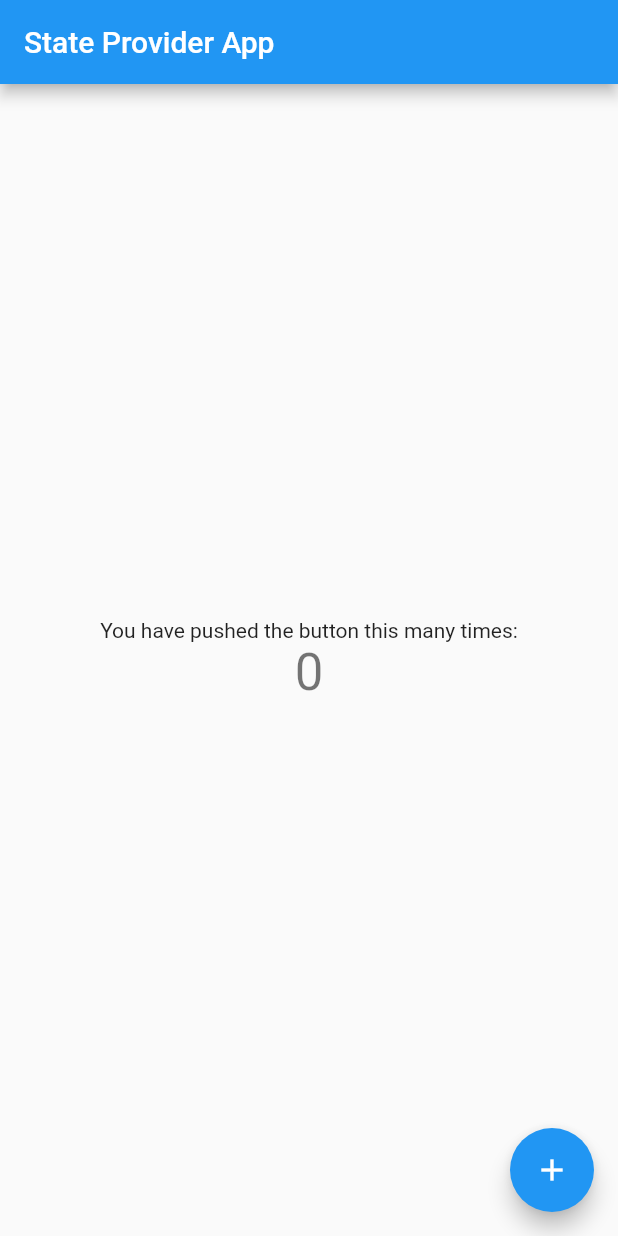
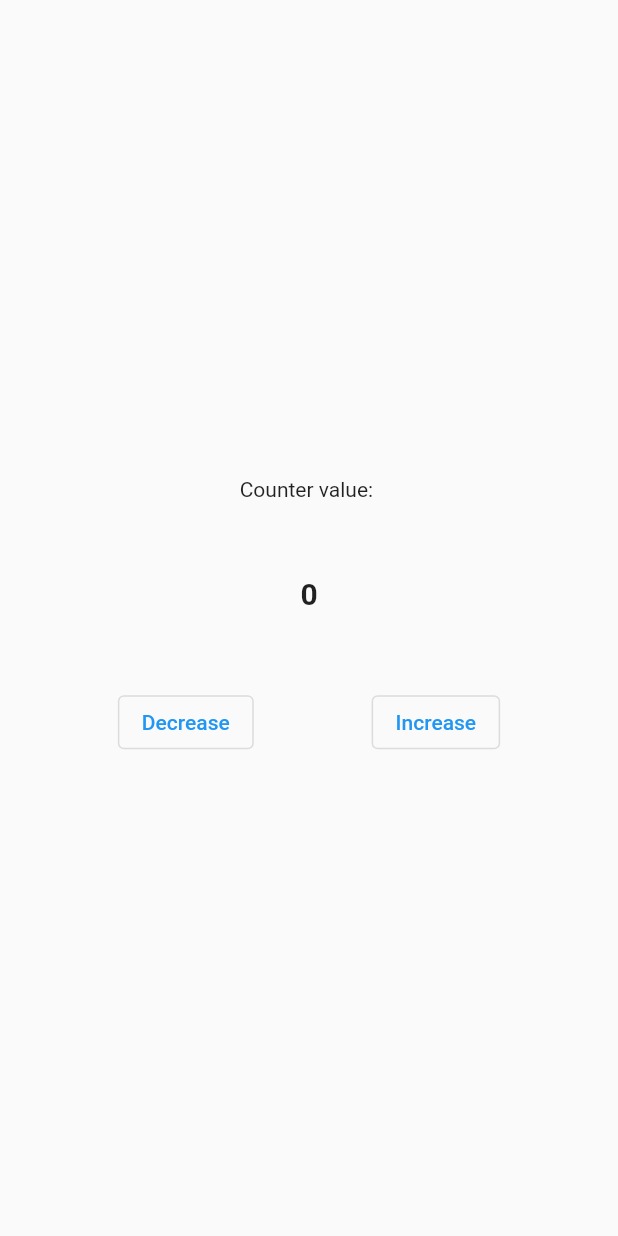
Before and after one commit to desdrianton/flutter_playground, a Flutter app: the screen it shows after launch, on a phone screen of 412 x 824 dp. Run offline on Flutter 3.47's test engine with Material 2 defaults, Android fonts, the phone set to English and light mode, and no system bars.

Commit message:
Basic Provider

```diff
--- /dev/null
+++ b/learn/state_provider/lib/_01_basic_provider/app.dart
@@ -0,0 +1,90 @@
+import 'package:flutter/cupertino.dart';
+import 'package:flutter/material.dart';
+import 'package:provider/provider.dart';
+
+class BasicProviderApp extends StatelessWidget {
+  const BasicProviderApp({Key? key}) : super(key: key);
+
+  @override
+  Widget build(BuildContext context) {
+    return ChangeNotifierProvider(
+      create: (context) => CounterModel(),
+      child: MaterialApp(
+        title: 'Basic Provider App',
+        home: MyPage(),
+      ),
+    );
+  }
+}
+
+class MyPage extends StatelessWidget {
+  MyPage() : super(key: UniqueKey());
+
+  @override
+  Widget build(BuildContext context) {
+    return Scaffold(
+      body: Center(
+        child: Column(
+          mainAxisAlignment: MainAxisAlignment.center,
+          children: [
+            const Text('Counter value: '),
+            const SizedBox(
+              height: 50,
+            ),
+            _counterInfo(),
+            const SizedBox(
+              height: 50,
+            ),
+            Row(
+              children: [_decreaseButton(context), _increaseButton(context)],
+              mainAxisAlignment: MainAxisAlignment.spaceEvenly,
+            ),
+          ],
+        ),
+      ),
+    );
+  }
+
+  Widget _counterInfo() {
+    return Consumer<CounterModel>(
+      builder: (context, counter, child) {
+        return Text(
+          '${counter.value}',
+          style: const TextStyle(fontSize: 20, fontWeight: FontWeight.bold),
+        );
+      },
+    );
+  }
+
+  Widget _decreaseButton(BuildContext context) {
+    return OutlinedButton(
+      onPressed: () {
+        context.read<CounterModel>().decrease();
+      },
+      child: const Text('Decrease'),
+    );
+  }
+
+  Widget _increaseButton(BuildContext context) {
+    return OutlinedButton(
+      onPressed: () {
+        context.read<CounterModel>().increase();
+      },
+      child: const Text('Increase'),
+    );
+  }
+}
+
+class CounterModel with ChangeNotifier {
+  int value = 0;
+
+  void increase() {
+    value++;
+    notifyListeners();
+  }
+
+  void decrease() {
+    value--;
+    notifyListeners();
+  }
+}
--- a/learn/state_provider/lib/app.dart
+++ /dev/null
@@ -1,63 +0,0 @@
-import 'package:flutter/material.dart';
-
-class StateProviderApp extends StatelessWidget {
-  const StateProviderApp({Key? key}) : super(key: key);
-
-  @override
-  Widget build(BuildContext context) {
-    return MaterialApp(
-      title: 'State Provider App',
-      theme: ThemeData(
-        primarySwatch: Colors.blue,
-      ),
-      home: const MyHomePage(title: 'State Provider App'),
-    );
-  }
-}
-
-class MyHomePage extends StatefulWidget {
-  const MyHomePage({Key? key, required this.title}) : super(key: key);
-
-  final String title;
-
-  @override
-  State<MyHomePage> createState() => _MyHomePageState();
-}
-
-class _MyHomePageState extends State<MyHomePage> {
-  int _counter = 0;
-
-  void _incrementCounter() {
-    setState(() {
-      _counter++;
-    });
-  }
-
-  @override
-  Widget build(BuildContext context) {
-    return Scaffold(
-      appBar: AppBar(
-        title: Text(widget.title),
-      ),
-      body: Center(
-        child: Column(
-          mainAxisAlignment: MainAxisAlignment.center,
-          children: <Widget>[
-            const Text(
-              'You have pushed the button this many times:',
-            ),
-            Text(
-              '$_counter',
-              style: Theme.of(context).textTheme.headline4,
-            ),
-          ],
-        ),
-      ),
-      floatingActionButton: FloatingActionButton(
-        onPressed: _incrementCounter,
-        tooltip: 'Increment',
-        child: const Icon(Icons.add),
-      ),
-    );
-  }
-}
--- a/learn/state_provider/lib/state_provider.dart
+++ b/learn/state_provider/lib/state_provider.dart
@@ -1,3 +1,3 @@
 library state_provider;
 
-export 'app.dart';
+export '_01_basic_provider/app.dart';
--- a/learn/state_provider/pubspec.yaml
+++ b/learn/state_provider/pubspec.yaml
@@ -9,6 +9,7 @@ environment:
 dependencies:
   flutter:
     sdk: flutter
+  provider: 6.0.3
 
 dev_dependencies:
   flutter_test:
--- a/lib/main.dart
+++ b/lib/main.dart
@@ -2,5 +2,5 @@ import 'package:flutter/material.dart';
 import 'package:state_provider/state_provider.dart';
 
 void main() {
-  runApp(const StateProviderApp());
+  runApp(const BasicProviderApp());
 }
```
Also changed, not shown: pubspec.lock.
